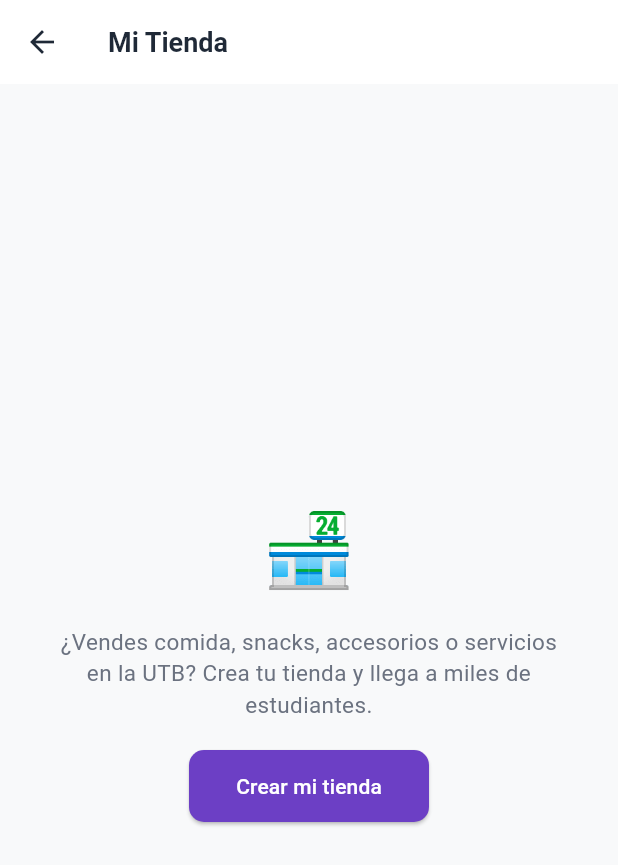
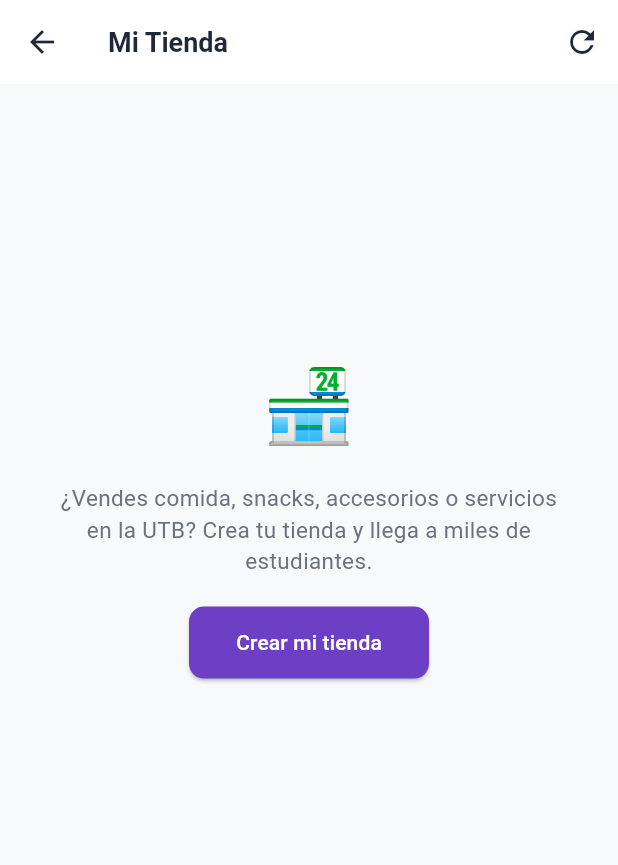
Before and after one commit to Jrodriguezz279/puntokampus, a Flutter app: the MiTiendaScreen screen opened directly, on a phone screen of 412 x 824 dp. Shown: the top 865 px of the screen. Run offline on Flutter 3.47's test engine with Material 3 defaults, Android fonts, the phone set to English and light mode, and no system bars; our stand-ins replace shared_preferences; accounts and stored records are empty; network calls fail.

Commit message:
fix(flutter): recargar mi-tienda al iniciar sesion y cambiar de pestaña en navegacion principal

```diff
--- a/app/lib/screens/auth/auth_screens.dart
+++ b/app/lib/screens/auth/auth_screens.dart
@@ -281,6 +281,7 @@ class _CodigoScreenState extends State<CodigoScreen> {
     if (!mounted) return;
 
     if (ok) {
+      Provider.of<TiendaProvider>(context, listen: false).cargarMiTienda();
       if (auth.usuario?.nombres == null || auth.usuario!.nombres!.isEmpty) {
         Navigator.pushReplacement(
           context,
--- a/app/lib/screens/main_navigation_screen.dart
+++ b/app/lib/screens/main_navigation_screen.dart
@@ -35,6 +35,10 @@ class _MainNavigationScreenState extends State<MainNavigationScreen> {
         MaterialPageRoute(builder: (_) => const BienvenidaScreen()),
       );
       return;
+    }
+
+    if (index == 2) {
+      Provider.of<TiendaProvider>(context, listen: false).cargarMiTienda();
     }
 
     setState(() {
--- a/app/lib/screens/tienda/tienda_screens.dart
+++ b/app/lib/screens/tienda/tienda_screens.dart
@@ -43,11 +43,26 @@ class _MiTiendaScreenState extends State<MiTiendaScreen> {
     }
 
     if (!tiendaProv.tieneTienda) {
-      // P14 Invitación a crear tienda
+      // P14 Invitación a crear tienda o refrescar
       return Scaffold(
         backgroundColor: AppColors.background,
-        appBar: AppBar(title: const Text('Mi Tienda')),
-        body: EmptyStateWidget(
+        appBar: AppBar(
+          title: const Text('Mi Tienda'),
+          actions: [
+            IconButton(
+              icon: const Icon(Icons.refresh),
+              tooltip: 'Actualizar',
+              onPressed: () => tiendaProv.cargarMiTienda(),
+            ),
+          ],
+        ),
+        body: RefreshIndicator(
+          onRefresh: () => tiendaProv.cargarMiTienda(),
+          child: SingleChildScrollView(
+            physics: const AlwaysScrollableScrollPhysics(),
+            child: SizedBox(
+              height: MediaQuery.of(context).size.height * 0.7,
+              child: EmptyStateWidget(
                 icon: '🏪',
                 message: '¿Vendes comida, snacks, accesorios o servicios en la UTB? Crea tu tienda y llega a miles de estudiantes.',
                 buttonText: AppStrings.btnCrearTienda,
@@ -57,6 +72,9 @@ class _MiTiendaScreenState extends State<MiTiendaScreen> {
                     MaterialPageRoute(builder: (_) => const FormTiendaScreen()),
                   );
                 },
+              ),
+            ),
+          ),
         ),
       );
     }
```
Also changed, not shown: app/lib/models/producto.dart (+12 -9 lines). Lines whose indentation alone changed are shown as unchanged.
